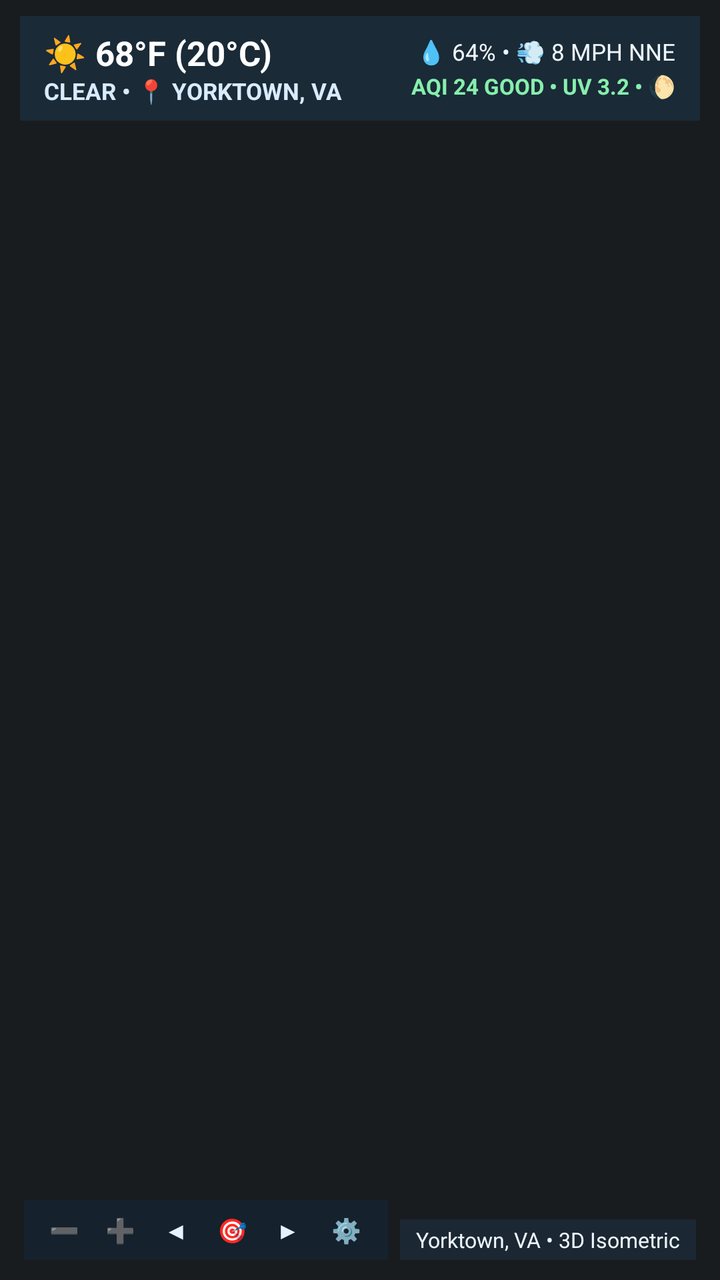
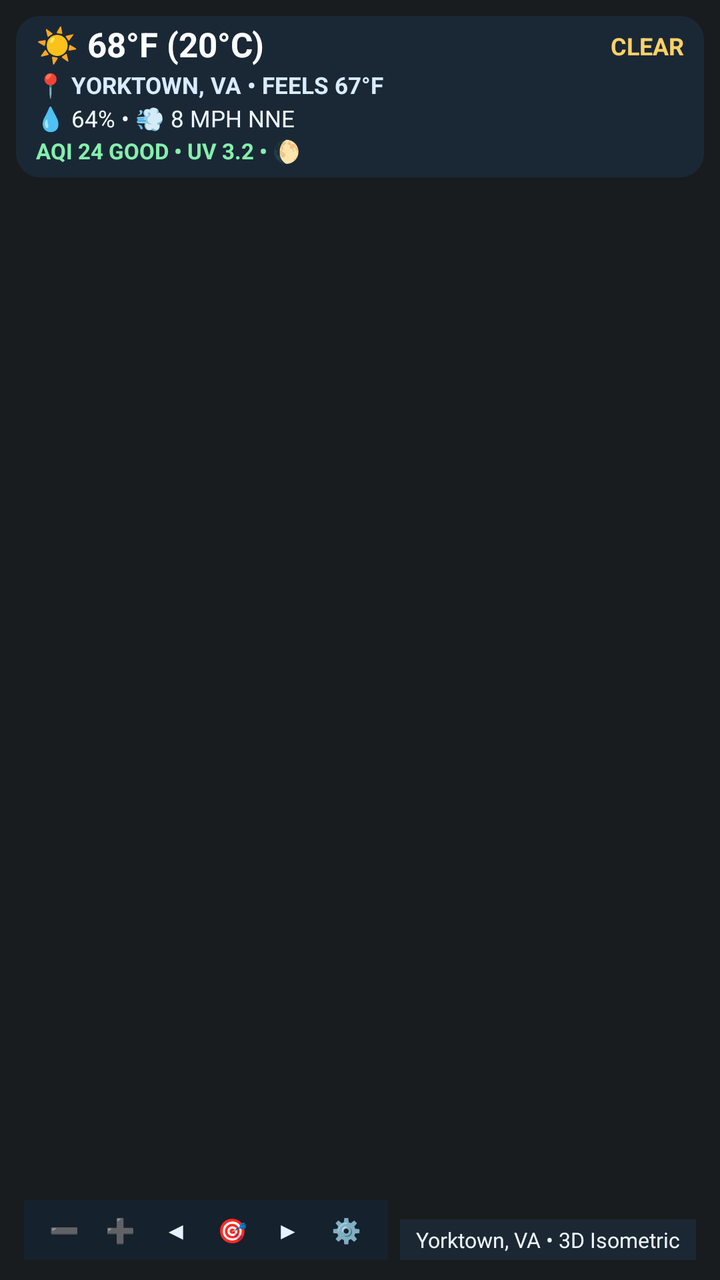

Before-and-after screenshots of an Android layout around one commit, followed by the original layout XML and the change that was made.
<!-- AndroidManifest.xml: application theme android:Theme.DeviceDefault.NoActionBar -->
<!-- res/layout/widget_isometric_weather.xml -->
<?xml version="1.0" encoding="utf-8"?>
<FrameLayout xmlns:android="http://schemas.android.com/apk/res/android"
    android:id="@+id/widget_root"
    android:layout_width="match_parent"
    android:layout_height="match_parent"
    android:padding="2dp">

    
    <ViewFlipper
        android:id="@+id/widget_flipper"
        android:layout_width="match_parent"
        android:layout_height="match_parent"
        android:autoStart="true"
        android:flipInterval="520">

        <ImageView
            android:id="@+id/widget_frame_0"
            android:layout_width="match_parent"
            android:layout_height="match_parent"
            android:scaleType="fitCenter"
            android:contentDescription="3D Isometric Weather Frame 1" />

        <ImageView
            android:id="@+id/widget_frame_1"
            android:layout_width="match_parent"
            android:layout_height="match_parent"
            android:scaleType="fitCenter"
            android:contentDescription="3D Isometric Weather Frame 2" />

        <ImageView
            android:id="@+id/widget_frame_2"
            android:layout_width="match_parent"
            android:layout_height="match_parent"
            android:scaleType="fitCenter"
            android:contentDescription="3D Isometric Weather Frame 3" />

        <ImageView
            android:id="@+id/widget_frame_3"
            android:layout_width="match_parent"
            android:layout_height="match_parent"
            android:scaleType="fitCenter"
            android:contentDescription="3D Isometric Weather Frame 4" />
    </ViewFlipper>

    
    <LinearLayout
        android:id="@+id/widget_hud_top_bar"
        android:layout_width="match_parent"
        android:layout_height="wrap_content"
        android:layout_gravity="top"
        android:layout_marginStart="8dp"
        android:layout_marginEnd="8dp"
        android:layout_marginTop="6dp"
        android:orientation="horizontal"
        android:gravity="center_vertical"
        android:background="#CC1B2D3E"
        android:paddingStart="12dp"
        android:paddingEnd="12dp"
        android:paddingTop="7dp"
        android:paddingBottom="7dp">

        
        <LinearLayout
            android:layout_width="0dp"
            android:layout_height="wrap_content"
            android:layout_weight="1.05"
            android:orientation="vertical">

            <TextView
                android:id="@+id/hud_bar_temp"
                android:layout_width="wrap_content"
                android:layout_height="wrap_content"
                android:text="☀️ 68°F (20°C)"
                android:textColor="#FFFFFF"
                android:textSize="17sp"
                android:textStyle="bold"
                android:singleLine="true"
                android:ellipsize="end" />

            <TextView
                android:id="@+id/hud_bar_condition_loc"
                android:layout_width="wrap_content"
                android:layout_height="wrap_content"
                android:text="CLEAR • 📍 YORKTOWN, VA"
                android:textColor="#D9ECFF"
                android:textSize="11.5sp"
                android:textStyle="bold"
                android:singleLine="true"
                android:ellipsize="end" />
        </LinearLayout>

        
        <LinearLayout
            android:layout_width="0dp"
            android:layout_height="wrap_content"
            android:layout_weight="0.95"
            android:gravity="end"
            android:orientation="vertical">

            <TextView
                android:id="@+id/hud_bar_wind_hum"
                android:layout_width="wrap_content"
                android:layout_height="wrap_content"
                android:text="💧 64% • 💨 8 MPH NNE"
                android:textColor="#EEF6FC"
                android:textSize="11.5sp"
                android:singleLine="true"
                android:ellipsize="end" />

            <TextView
                android:id="@+id/hud_bar_badges"
                android:layout_width="wrap_content"
                android:layout_height="wrap_content"
                android:layout_marginTop="2dp"
                android:text="AQI 24 GOOD • UV 3.2 • 🌔"
                android:textColor="#86EFAC"
                android:textSize="11sp"
                android:textStyle="bold"
                android:singleLine="true"
                android:ellipsize="end" />
        </LinearLayout>
    </LinearLayout>

    
    <LinearLayout
        android:id="@+id/widget_hud_corner"
        android:layout_width="wrap_content"
        android:layout_height="wrap_content"
        android:layout_gravity="top|end"
        android:layout_marginTop="8dp"
        android:layout_marginEnd="8dp"
        android:layout_marginStart="8dp"
        android:orientation="vertical"
        android:background="#CC1F3244"
        android:paddingStart="12dp"
        android:paddingEnd="12dp"
        android:paddingTop="8dp"
        android:paddingBottom="8dp"
        android:visibility="gone">

        <TextView
            android:id="@+id/hud_corner_condition"
            android:layout_width="wrap_content"
            android:layout_height="wrap_content"
            android:text="☀️ CLEAR WEATHER"
            android:textColor="#FFD166"
            android:textSize="11.5sp"
            android:textStyle="bold"
            android:singleLine="true" />

        <TextView
            android:id="@+id/hud_corner_temp"
            android:layout_width="wrap_content"
            android:layout_height="wrap_content"
            android:text="68°F (20°C)"
            android:textColor="#FFFFFF"
            android:textSize="17.5sp"
            android:textStyle="bold"
            android:singleLine="true" />

        <TextView
            android:id="@+id/hud_corner_meta"
            android:layout_width="wrap_content"
            android:layout_height="wrap_content"
            android:text="💧 64% • 💨 8 MPH NNE"
            android:textColor="#EEF6FC"
            android:textSize="11.5sp"
            android:singleLine="true" />

        <TextView
            android:id="@+id/hud_corner_loc"
            android:layout_width="wrap_content"
            android:layout_height="wrap_content"
            android:layout_marginTop="2dp"
            android:text="📍 YORKTOWN, VA • FEELS 67°F"
            android:textColor="#D9ECFF"
            android:textSize="11sp"
            android:textStyle="bold"
            android:singleLine="true" />

        <TextView
            android:id="@+id/hud_corner_badges"
            android:layout_width="wrap_content"
            android:layout_height="wrap_content"
            android:layout_marginTop="2dp"
            android:text="AQI 24 • UV 3.2 • 🌔"
            android:textColor="#86EFAC"
            android:textSize="10.5sp"
            android:textStyle="bold"
            android:singleLine="true" />
    </LinearLayout>

    
    <LinearLayout
        android:id="@+id/widget_camera_bar"
        android:layout_width="wrap_content"
        android:layout_height="wrap_content"
        android:layout_gravity="bottom|start"
        android:layout_marginStart="10dp"
        android:layout_marginBottom="8dp"
        android:orientation="horizontal"
        android:background="#CC142230"
        android:paddingStart="6dp"
        android:paddingEnd="6dp"
        android:paddingTop="2dp"
        android:paddingBottom="2dp">

        <TextView
            android:id="@+id/btn_zoom_out"
            android:layout_width="28dp"
            android:layout_height="26dp"
            android:gravity="center"
            android:text="➖"
            android:textColor="#E6F2FF"
            android:textSize="12sp" />

        <TextView
            android:id="@+id/btn_zoom_in"
            android:layout_width="28dp"
            android:layout_height="26dp"
            android:gravity="center"
            android:text="➕"
            android:textColor="#E6F2FF"
            android:textSize="12sp" />

        <TextView
            android:id="@+id/btn_pan_left"
            android:layout_width="28dp"
            android:layout_height="26dp"
            android:gravity="center"
            android:text="◀"
            android:textColor="#E6F2FF"
            android:textSize="12sp" />

        <TextView
            android:id="@+id/btn_cam_reset"
            android:layout_width="28dp"
            android:layout_height="26dp"
            android:gravity="center"
            android:text="🎯"
            android:textColor="#FFD166"
            android:textSize="12sp" />

        <TextView
            android:id="@+id/btn_pan_right"
            android:layout_width="28dp"
            android:layout_height="26dp"
            android:gravity="center"
            android:text="▶"
            android:textColor="#E6F2FF"
            android:textSize="12sp" />

        <TextView
            android:id="@+id/btn_open_config"
            android:layout_width="30dp"
            android:layout_height="26dp"
            android:gravity="center"
            android:text="⚙️"
            android:textColor="#FFFFFF"
            android:textSize="12sp" />
    </LinearLayout>

    
    <TextView
        android:id="@+id/widget_bottom_badge"
        android:layout_width="wrap_content"
        android:layout_height="wrap_content"
        android:layout_gravity="bottom|end"
        android:layout_marginEnd="10dp"
        android:layout_marginBottom="8dp"
        android:background="#B81C2C3C"
        android:paddingStart="8dp"
        android:paddingEnd="8dp"
        android:paddingTop="3dp"
        android:paddingBottom="3dp"
        android:text="Yorktown, VA • 3D Isometric"
        android:textColor="#EEF6FC"
        android:textSize="10.5sp"
        android:singleLine="true" />
</FrameLayout>
<!-- resources referenced by this layout -->
<resources>

</resources>

<!-- the commit's change to res/layout/widget_isometric_weather.xml (unified diff, before → after) -->
@@ -48,23 +48,22 @@
         android:layout_width="match_parent"
         android:layout_height="wrap_content"
         android:layout_gravity="top"
-        android:layout_marginStart="8dp"
-        android:layout_marginEnd="8dp"
+        android:layout_marginStart="6dp"
+        android:layout_marginEnd="6dp"
         android:layout_marginTop="6dp"
-        android:orientation="horizontal"
-        android:gravity="center_vertical"
-        android:background="#CC1B2D3E"
-        android:paddingStart="12dp"
-        android:paddingEnd="12dp"
-        android:paddingTop="7dp"
-        android:paddingBottom="7dp">
+        android:orientation="vertical"
+        android:background="@drawable/hud_background"
+        android:paddingStart="10dp"
+        android:paddingEnd="10dp"
+        android:paddingTop="5dp"
+        android:paddingBottom="6dp">
 
         
         <LinearLayout
-            android:layout_width="0dp"
-            android:layout_height="wrap_content"
-            android:layout_weight="1.05"
-            android:orientation="vertical">
+            android:layout_width="match_parent"
+            android:layout_height="wrap_content"
+            android:orientation="horizontal"
+            android:gravity="center_vertical">
 
             <TextView
                 android:id="@+id/hud_bar_temp"
@@ -74,51 +73,61 @@
                 android:textColor="#FFFFFF"
                 android:textSize="17sp"
                 android:textStyle="bold"
-                android:singleLine="true"
-                android:ellipsize="end" />
+                android:includeFontPadding="false"
+                android:maxLines="1" />
 
             <TextView
-                android:id="@+id/hud_bar_condition_loc"
-                android:layout_width="wrap_content"
+                android:id="@+id/hud_bar_condition"
+                android:layout_width="0dp"
                 android:layout_height="wrap_content"
-                android:text="CLEAR • 📍 YORKTOWN, VA"
-                android:textColor="#D9ECFF"
-                android:textSize="11.5sp"
+                android:layout_weight="1"
+                android:layout_marginStart="8dp"
+                android:gravity="end"
+                android:text="CLEAR"
+                android:textColor="#FFD166"
+                android:textSize="12sp"
                 android:textStyle="bold"
-                android:singleLine="true"
+                android:maxLines="1"
                 android:ellipsize="end" />
         </LinearLayout>
 
         
-        <LinearLayout
-            android:layout_width="0dp"
-            android:layout_height="wrap_content"
-            android:layout_weight="0.95"
-            android:gravity="end"
-            android:orientation="vertical">
-
-            <TextView
-                android:id="@+id/hud_bar_wind_hum"
-                android:layout_width="wrap_content"
-                android:layout_height="wrap_content"
-                android:text="💧 64% • 💨 8 MPH NNE"
-                android:textColor="#EEF6FC"
-                android:textSize="11.5sp"
-                android:singleLine="true"
-                android:ellipsize="end" />
-
-            <TextView
-                android:id="@+id/hud_bar_badges"
-                android:layout_width="wrap_content"
-                android:layout_height="wrap_content"
-                android:layout_marginTop="2dp"
-                android:text="AQI 24 GOOD • UV 3.2 • 🌔"
-                android:textColor="#86EFAC"
-                android:textSize="11sp"
-                android:textStyle="bold"
-                android:singleLine="true"
-                android:ellipsize="end" />
-        </LinearLayout>
+        <TextView
+            android:id="@+id/hud_bar_condition_loc"
+            android:layout_width="match_parent"
+            android:layout_height="wrap_content"
+            android:layout_marginTop="2dp"
+            android:text="📍 YORKTOWN, VA • FEELS 67°F"
+            android:textColor="#D9ECFF"
+            android:textSize="11.5sp"
+            android:textStyle="bold"
+            android:maxLines="1"
+            android:ellipsize="end" />
+
+        
+        <TextView
+            android:id="@+id/hud_bar_wind_hum"
+            android:layout_width="match_parent"
+            android:layout_height="wrap_content"
+            android:layout_marginTop="1dp"
+            android:text="💧 64% • 💨 8 MPH NNE"
+            android:textColor="#EEF6FC"
+            android:textSize="11.5sp"
+            android:maxLines="1"
+            android:ellipsize="end" />
+
+        
+        <TextView
+            android:id="@+id/hud_bar_badges"
+            android:layout_width="match_parent"
+            android:layout_height="wrap_content"
+            android:layout_marginTop="1dp"
+            android:text="AQI 24 GOOD • UV 3.2 • 🌔"
+            android:textColor="#86EFAC"
+            android:textSize="11sp"
+            android:textStyle="bold"
+            android:maxLines="1"
+            android:ellipsize="end" />
     </LinearLayout>
 
     
@@ -131,7 +140,7 @@
         android:layout_marginEnd="8dp"
         android:layout_marginStart="8dp"
         android:orientation="vertical"
-        android:background="#CC1F3244"
+        android:background="@drawable/hud_background"
         android:paddingStart="12dp"
         android:paddingEnd="12dp"
         android:paddingTop="8dp"
<!-- resource entries referenced after the edit -->
@@ -1,5 +1,10 @@
 <!-- resources referenced by this layout -->
 <resources>
-
+  <!-- drawable hud_background (drawable) -->
+  <?xml version="1.0" encoding="utf-8"?>
+  <shape xmlns:android="http://schemas.android.com/apk/res/android" android:shape="rectangle">
+      <solid android:color="#C41B2D3E" />
+      <corners android:radius="12dp" />
+  </shape>
 </resources>
 
